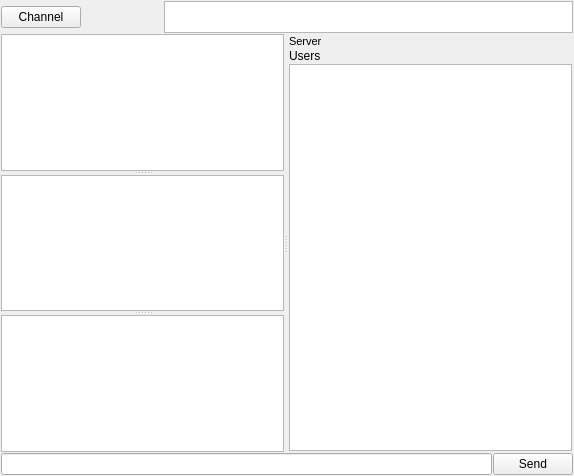
Above: ui/irc-channel-box.ui from berndhs/egalite before the change. Below: the same form after it.
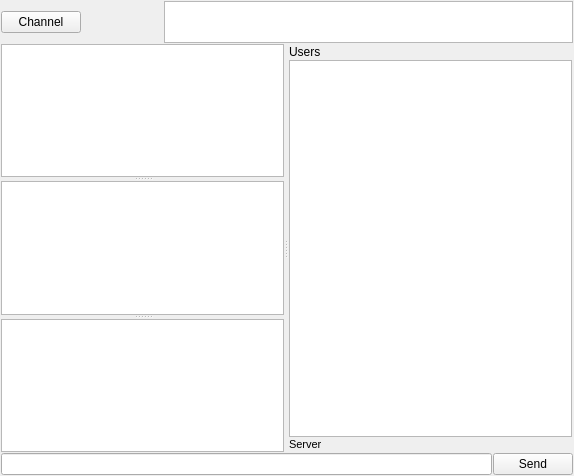
That is the form after the change. Icons and pictures are not drawn.

```diff
--- a/ui/irc-channel-box.ui
+++ b/ui/irc-channel-box.ui
@@ -64,15 +64,21 @@
    <item row="0" column="3">
     <widget class="QTextBrowser" name="chanTopic">
      <property name="sizePolicy">
-      <sizepolicy hsizetype="Expanding" vsizetype="Maximum">
+      <sizepolicy hsizetype="Expanding" vsizetype="Preferred">
        <horstretch>0</horstretch>
-       <verstretch>0</verstretch>
+       <verstretch>42</verstretch>
       </sizepolicy>
      </property>
+     <property name="minimumSize">
+      <size>
+       <width>0</width>
+       <height>42</height>
+      </size>
+     </property>
      <property name="maximumSize">
       <size>
        <width>16777215</width>
-       <height>32</height>
+       <height>10000000</height>
       </size>
      </property>
     </widget>
@@ -156,24 +162,6 @@
      </widget>
      <widget class="QWidget" name="layoutWidget">
       <layout class="QVBoxLayout" name="userListLayout">
-       <item>
-        <widget class="QLabel" name="serverLabel">
-         <property name="sizePolicy">
-          <sizepolicy hsizetype="Expanding" vsizetype="Preferred">
-           <horstretch>0</horstretch>
-           <verstretch>0</verstretch>
-          </sizepolicy>
-         </property>
-         <property name="font">
-          <font>
-           <pointsize>8</pointsize>
-          </font>
-         </property>
-         <property name="text">
-          <string>Server</string>
-         </property>
-        </widget>
-       </item>
        <item>
         <widget class="QLabel" name="usersLabel">
          <property name="sizePolicy">
@@ -209,6 +197,24 @@
          </property>
         </widget>
        </item>
+       <item>
+        <widget class="QLabel" name="serverLabel">
+         <property name="sizePolicy">
+          <sizepolicy hsizetype="Expanding" vsizetype="Preferred">
+           <horstretch>0</horstretch>
+           <verstretch>0</verstretch>
+          </sizepolicy>
+         </property>
+         <property name="font">
+          <font>
+           <pointsize>8</pointsize>
+          </font>
+         </property>
+         <property name="text">
+          <string>Server</string>
+         </property>
+        </widget>
+       </item>
       </layout>
      </widget>
     </widget>
```
Left out of the diff: 55 changed lines with no effect on the pictures.
